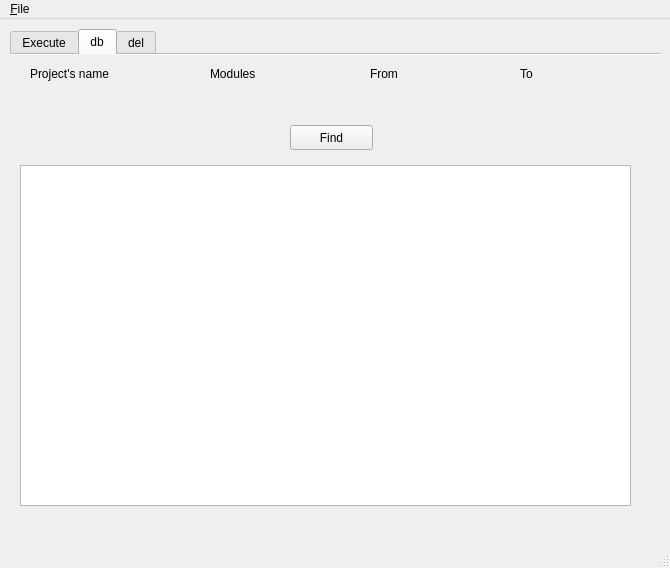
Above: ui_mw.ui from Ol333/dipl before the change. Below: the same form after it.
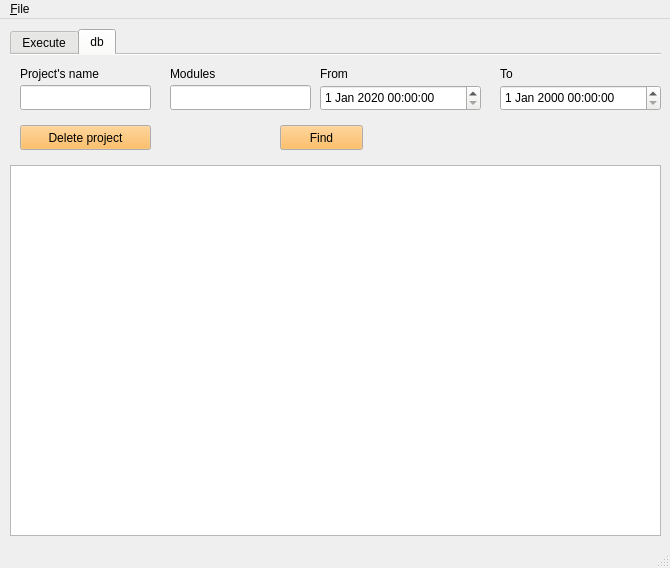
That is the form after the change. The open tabs and pages were chosen to show the change.

Diff of the .ui file:
```diff
--- a/ui_mw.ui
+++ b/ui_mw.ui
@@ -356,10 +356,10 @@
      <widget class="QTreeView" name="treeView">
       <property name="geometry">
        <rect>
-        <x>10</x>
+        <x>0</x>
         <y>110</y>
-        <width>611</width>
-        <height>341</height>
+        <width>651</width>
+        <height>371</height>
        </rect>
       </property>
       <property name="editTriggers">
@@ -378,12 +378,49 @@
      <widget class="QPushButton" name="pushButton_4">
       <property name="geometry">
        <rect>
-        <x>280</x>
+        <x>270</x>
         <y>70</y>
         <width>83</width>
         <height>25</height>
        </rect>
       </property>
+      <property name="palette">
+       <palette>
+        <active>
+         <colorrole role="Button">
+          <brush brushstyle="SolidPattern">
+           <color alpha="255">
+            <red>252</red>
+            <green>175</green>
+            <blue>62</blue>
+           </color>
+          </brush>
+         </colorrole>
+        </active>
+        <inactive>
+         <colorrole role="Button">
+          <brush brushstyle="SolidPattern">
+           <color alpha="255">
+            <red>252</red>
+            <green>175</green>
+            <blue>62</blue>
+           </color>
+          </brush>
+         </colorrole>
+        </inactive>
+        <disabled>
+         <colorrole role="Button">
+          <brush brushstyle="SolidPattern">
+           <color alpha="255">
+            <red>252</red>
+            <green>175</green>
+            <blue>62</blue>
+           </color>
+          </brush>
+         </colorrole>
+        </disabled>
+       </palette>
+      </property>
       <property name="text">
        <string>Find</string>
       </property>
@@ -391,7 +428,7 @@
      <widget class="QLabel" name="label_7">
       <property name="geometry">
        <rect>
-        <x>20</x>
+        <x>10</x>
         <y>10</y>
         <width>131</width>
         <height>17</height>
@@ -404,7 +441,7 @@
      <widget class="QLabel" name="label_8">
       <property name="geometry">
        <rect>
-        <x>200</x>
+        <x>160</x>
         <y>10</y>
         <width>101</width>
         <height>17</height>
@@ -417,7 +454,7 @@
      <widget class="QLabel" name="label_9">
       <property name="geometry">
        <rect>
-        <x>360</x>
+        <x>310</x>
         <y>10</y>
         <width>64</width>
         <height>17</height>
@@ -430,7 +467,7 @@
      <widget class="QLabel" name="label_10">
       <property name="geometry">
        <rect>
-        <x>510</x>
+        <x>490</x>
         <y>10</y>
         <width>64</width>
         <height>17</height>
@@ -440,22 +477,101 @@
        <string>To</string>
       </property>
      </widget>
-    </widget>
-    <widget class="QWidget" name="tab_3">
-     <attribute name="title">
-      <string>del</string>
-     </attribute>
+     <widget class="QDateTimeEdit" name="dateTimeEdit">
+      <property name="geometry">
+       <rect>
+        <x>310</x>
+        <y>30</y>
+        <width>161</width>
+        <height>26</height>
+       </rect>
+      </property>
+      <property name="date">
+       <date>
+        <year>2020</year>
+        <month>1</month>
+        <day>1</day>
+       </date>
+      </property>
+     </widget>
+     <widget class="QDateTimeEdit" name="dateTimeEdit_2">
+      <property name="geometry">
+       <rect>
+        <x>490</x>
+        <y>30</y>
+        <width>161</width>
+        <height>26</height>
+       </rect>
+      </property>
+     </widget>
+     <widget class="QLineEdit" name="lineEdit">
+      <property name="geometry">
+       <rect>
+        <x>10</x>
+        <y>30</y>
+        <width>131</width>
+        <height>25</height>
+       </rect>
+      </property>
+     </widget>
+     <widget class="QLineEdit" name="lineEdit_2">
+      <property name="geometry">
+       <rect>
+        <x>160</x>
+        <y>30</y>
+        <width>141</width>
+        <height>25</height>
+       </rect>
+      </property>
+     </widget>
      <widget class="QPushButton" name="pushButton_3">
       <property name="geometry">
        <rect>
-        <x>220</x>
-        <y>280</y>
-        <width>83</width>
+        <x>10</x>
+        <y>70</y>
+        <width>131</width>
         <height>25</height>
        </rect>
       </property>
+      <property name="palette">
+       <palette>
+        <active>
+         <colorrole role="Button">
+          <brush brushstyle="SolidPattern">
+           <color alpha="255">
+            <red>252</red>
+            <green>175</green>
+            <blue>62</blue>
+           </color>
+          </brush>
+         </colorrole>
+        </active>
+        <inactive>
+         <colorrole role="Button">
+          <brush brushstyle="SolidPattern">
+           <color alpha="255">
+            <red>252</red>
+            <green>175</green>
+            <blue>62</blue>
+           </color>
+          </brush>
+         </colorrole>
+        </inactive>
+        <disabled>
+         <colorrole role="Button">
+          <brush brushstyle="SolidPattern">
+           <color alpha="255">
+            <red>211</red>
+            <green>215</green>
+            <blue>207</blue>
+           </color>
+          </brush>
+         </colorrole>
+        </disabled>
+       </palette>
+      </property>
       <property name="text">
-       <string>Delete</string>
+       <string>Delete project</string>
       </property>
      </widget>
     </widget>
```
Left out of the diff: 6 changed lines with no effect on the pictures.
